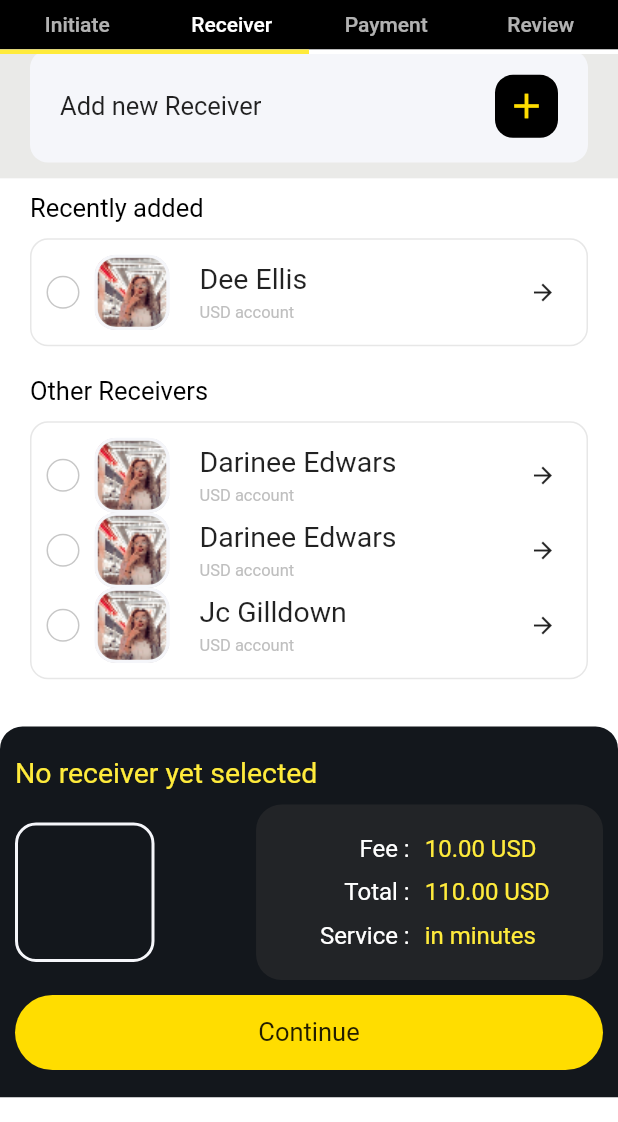
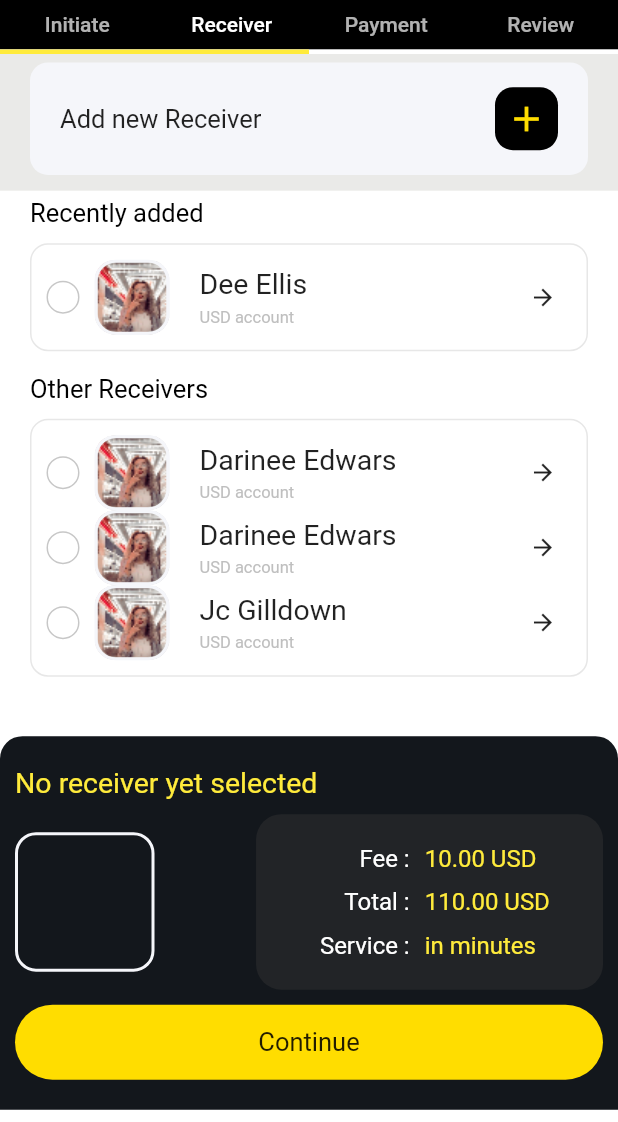
Before and after one commit to Williamtobs/mr_app, a Flutter app: the SendMoney screen opened directly, after a tap on "Continue", on a phone screen of 412 x 824 dp, the part 114-1236 px from its top. Run offline on Flutter 3.47's test engine with Material 2 defaults, Android fonts, the phone set to English and light mode, and no system bars; our stand-ins replace country_code_picker, device_preview, pinput.

Commit message:
ui fixes

```diff
--- a/lib/src/screens/home/send_money.dart/pages/initiate.dart
+++ b/lib/src/screens/home/send_money.dart/pages/initiate.dart
@@ -22,7 +22,7 @@ class _InitiateState extends State<Initiate> {
   Widget build(BuildContext context) {
     return SingleChildScrollView(
       child: SizedBox(
-        height: MediaQuery.of(context).size.height * 0.93,
+        // height: MediaQuery.of(context).size.height * 0.93,
         width: MediaQuery.of(context).size.width,
         child: Column(
           children: [
@@ -204,9 +204,9 @@ class _InitiateState extends State<Initiate> {
                     ],
                   ),
                   const SizedBox(height: 10),
-                  Row(
+                  const Row(
                     mainAxisAlignment: MainAxisAlignment.spaceBetween,
-                    children: const [
+                    children: [
                       PaymentTypeWidget(
                         icon: Icons.credit_card,
                         title: 'Credit card',
@@ -231,9 +231,9 @@ class _InitiateState extends State<Initiate> {
               ),
             ),
             const SizedBox(height: 10),
-            const Spacer(),
+            // const Spacer(),
             Container(
-              height: MediaQuery.of(context).size.height * 0.3,
+              // height: MediaQuery.of(context).size.height * 0.3,
               width: MediaQuery.of(context).size.width,
               padding: const EdgeInsets.symmetric(
                 horizontal: 10,
--- a/lib/src/screens/home/send_money.dart/pages/receiver.dart
+++ b/lib/src/screens/home/send_money.dart/pages/receiver.dart
@@ -44,6 +44,7 @@ class _AddReceiverState extends State<AddReceiver> {
   ];
   @override
   Widget build(BuildContext context) {
+    print(MediaQuery.of(context).size.height);
     selectedReceivers(Map receiver) {
       setState(() {
         selectedReceiver = receiver;
@@ -52,7 +53,9 @@ class _AddReceiverState extends State<AddReceiver> {
 
     return SingleChildScrollView(
       child: SizedBox(
-        height: MediaQuery.of(context).size.height * 0.86,
+        height: MediaQuery.of(context).size.height > 732
+            ? MediaQuery.of(context).size.height * 0.86
+            : MediaQuery.of(context).size.height * 1,
         width: MediaQuery.of(context).size.width,
         child: Column(
           children: [
@@ -62,7 +65,7 @@ class _AddReceiverState extends State<AddReceiver> {
               child: Column(
                 crossAxisAlignment: CrossAxisAlignment.start,
                 children: [
-                  const SizedBox(height: 10),
+                  const SizedBox(height: 5),
                   const Text(
                     'Recently added',
                     style: TextStyle(
@@ -77,7 +80,7 @@ class _AddReceiverState extends State<AddReceiver> {
                     receivers: recentReceiver,
                     onTap: selectedReceivers,
                   ),
-                  const SizedBox(height: 10),
+                  const SizedBox(height: 5),
                   const Text(
                     'Other Receivers',
                     style: TextStyle(
@@ -95,10 +98,10 @@ class _AddReceiverState extends State<AddReceiver> {
                 ],
               ),
             ),
-            const SizedBox(height: 10),
+            const SizedBox(height: 5),
             const Spacer(),
             Container(
-              height: MediaQuery.of(context).size.height * 0.30,
+              // height: MediaQuery.of(context).size.height * 0.30,
               width: MediaQuery.of(context).size.width,
               padding: const EdgeInsets.symmetric(
                 horizontal: 10,
@@ -193,9 +196,9 @@ class _AddReceiverState extends State<AddReceiver> {
                           children: [
                             SizedBox(
                               width: MediaQuery.of(context).size.width * 0.2,
-                              child: Column(
+                              child: const Column(
                                 crossAxisAlignment: CrossAxisAlignment.end,
-                                children: const [
+                                children: [
                                   Text(
                                     'Fee :',
                                     style: TextStyle(
@@ -228,9 +231,9 @@ class _AddReceiverState extends State<AddReceiver> {
                             const SizedBox(width: 10),
                             SizedBox(
                               width: MediaQuery.of(context).size.width * 0.24,
-                              child: Column(
+                              child: const Column(
                                 crossAxisAlignment: CrossAxisAlignment.start,
-                                children: const [
+                                children: [
                                   Text(
                                     '10.00 USD',
                                     style: TextStyle(
--- a/lib/src/screens/home/send_money.dart/send_money.dart
+++ b/lib/src/screens/home/send_money.dart/send_money.dart
@@ -32,7 +32,7 @@ class _SendMoneyState extends State<SendMoney>
       backgroundColor: Colors.white,
       appBar: PreferredSize(
         preferredSize: Size.fromHeight(MediaQuery.of(context).size.height *
-            0.12), // here the desired height
+            0.13), // here the desired height
         child: AppBar(
           backgroundColor: const Color.fromRGBO(255, 221, 0, 1),
           // centerTitle: true,
--- a/lib/src/screens/home/widgets/home_option.dart
+++ b/lib/src/screens/home/widgets/home_option.dart
@@ -13,7 +13,7 @@ class HomeOption extends StatelessWidget {
   @override
   Widget build(BuildContext context) {
     return Container(
-      height: 244,
+      // height: 244,
       width: MediaQuery.of(context).size.width * 0.43,
       padding: const EdgeInsets.symmetric(horizontal: 10, vertical: 10),
       decoration: BoxDecoration(
--- a/lib/src/screens/shared/auth_background.dart
+++ b/lib/src/screens/shared/auth_background.dart
@@ -27,7 +27,7 @@ class AuthBackground extends StatelessWidget {
           ),
           Positioned(
             right: -25,
-            top: MediaQuery.of(context).size.height * 0.35,
+            top: MediaQuery.of(context).size.height * 0.30,
             child: Image.asset(
               'assets/curve1.png',
               width: MediaQuery.of(context).size.width * 0.8,
@@ -36,7 +36,7 @@ class AuthBackground extends StatelessWidget {
           ),
           Positioned(
             left: -25,
-            top: MediaQuery.of(context).size.height * 0.45,
+            top: MediaQuery.of(context).size.height * 0.40,
             child: Image.asset(
               'assets/curve2.png',
               width: MediaQuery.of(context).size.width * 0.8,
--- a/pubspec.yaml
+++ b/pubspec.yaml
@@ -39,6 +39,7 @@ dependencies:
   hooks_riverpod: ^2.3.6
   country_code_picker: ^3.0.0
   pinput: ^2.2.31
+  device_preview: ^1.1.0
 
 dev_dependencies:
   flutter_test:
```
Also changed, not shown: lib/main.dart (+7 -1 lines), lib/src/screens/auth/login/login.dart (+13 -9 lines), lib/src/screens/auth/login/login_with_email.dart (+17 -11 lines), lib/src/screens/auth/signup/signup_screen.dart (+13 -10 lines), lib/src/screens/home/home.dart (+13 -6 lines), pubspec.lock, 3 other files.
